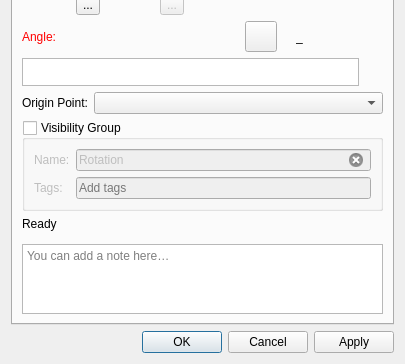
Above: src/libs/vtools/dialogs/tools/dialogrotation.ui from equinox-patterns/Ostara before the change; both pictures show x 0 to 405 and y 186 to 550 of the 405 by 550 pixel window. Below: the same form after it.
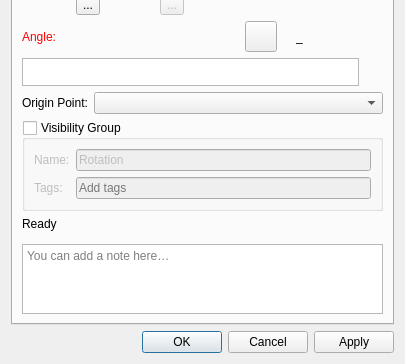
That is the form after the change. Icons and pictures are not drawn. Custom widgets are drawn as their Qt base class.

Commit message: Remove clear-button icon from all QLineEdit fields

```diff
--- a/src/libs/vtools/dialogs/tools/dialogrotation.ui
+++ b/src/libs/vtools/dialogs/tools/dialogrotation.ui
@@ -409,9 +409,6 @@
             <property name="text">
              <string>Rotation</string>
             </property>
-            <property name="clearButtonEnabled">
-             <bool>true</bool>
-            </property>
            </widget>
           </item>
           <item row="0" column="0">
```
Left out of the diff: 6 changed lines with no effect on the pictures. The commit also changes 75 other files.
